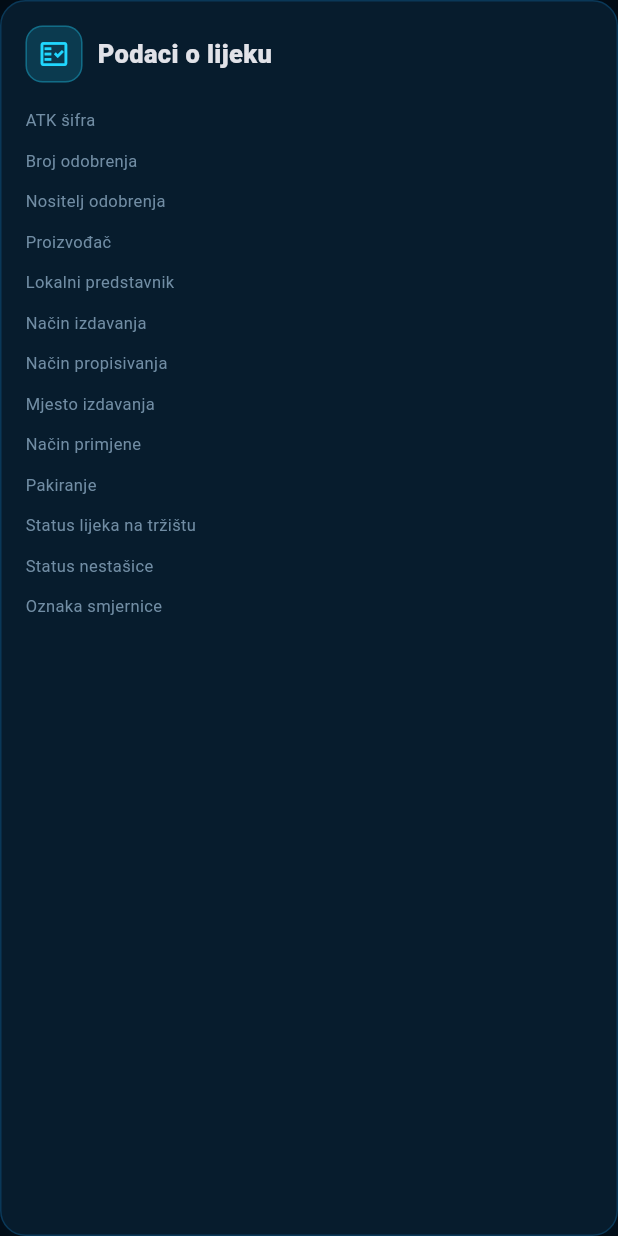
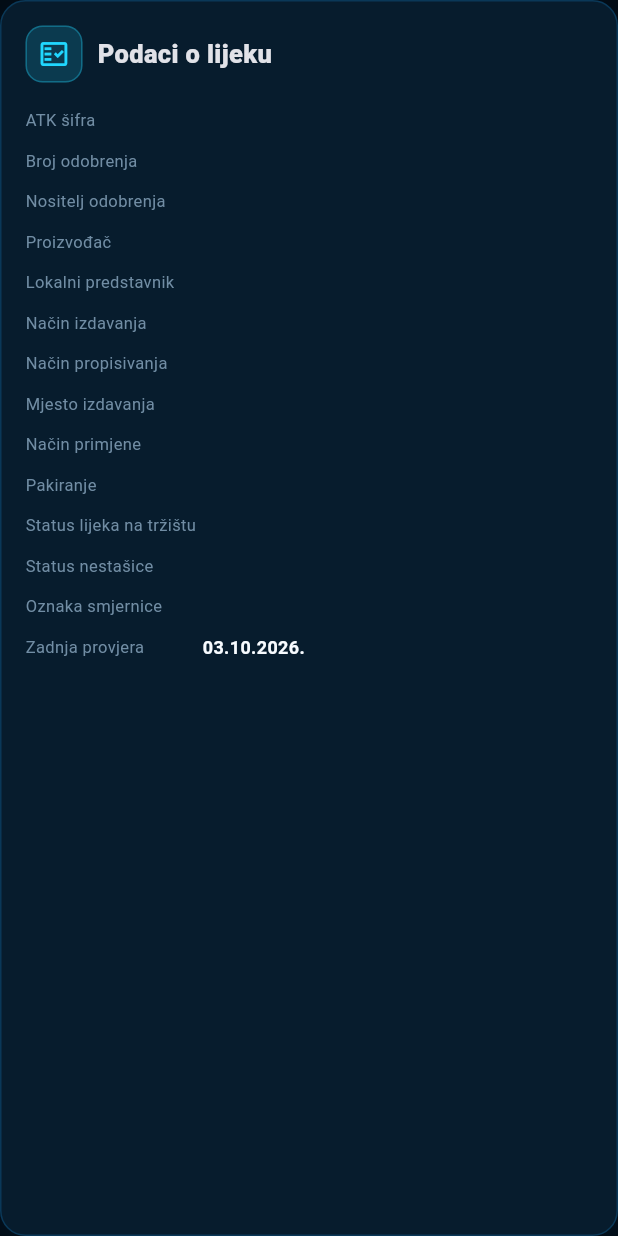
Before and after one commit to bren-wp/MediX, a Flutter app: the _MetadataSection widget shown alone on an empty page, opened directly with empty values, on a phone screen of 412 x 824 dp. Run offline on Flutter 3.47's test engine with Material 3 defaults, Android fonts, the phone set to English and light mode, and no system bars; our stand-ins replace flutter_local_notifications, flutter_timezone, shared_preferences, timezone; accounts and stored records are empty.

Commit message:
ux: surface medicine source and review date

```diff
--- a/lib/features/medications/medication_detail_screen.dart
+++ b/lib/features/medications/medication_detail_screen.dart
@@ -467,6 +467,12 @@
 
   @override
   Widget build(BuildContext context) {
+    final reviewed = medication.lastReviewed;
+    final reviewedLabel =
+        '${reviewed.day.toString().padLeft(2, '0')}.'
+        '${reviewed.month.toString().padLeft(2, '0')}.'
+        '${reviewed.year}.';
+
     final rows = <(String, String)>[
       if (medication.atcCode != null) ('ATK šifra', medication.atcCode!),
       if (medication.authorizationNumber != null)
@@ -493,6 +499,9 @@
         ('Status nestašice', medication.shortageStatus!),
       if (medication.hzzoGuidelineCode != null)
         ('Oznaka smjernice', medication.hzzoGuidelineCode!),
+      if (medication.sourceLabel.trim().isNotEmpty)
+        ('Izvor podataka', medication.sourceLabel),
+      ('Zadnja provjera', reviewedLabel),
     ];
 
     return MedixSectionCard(
```
